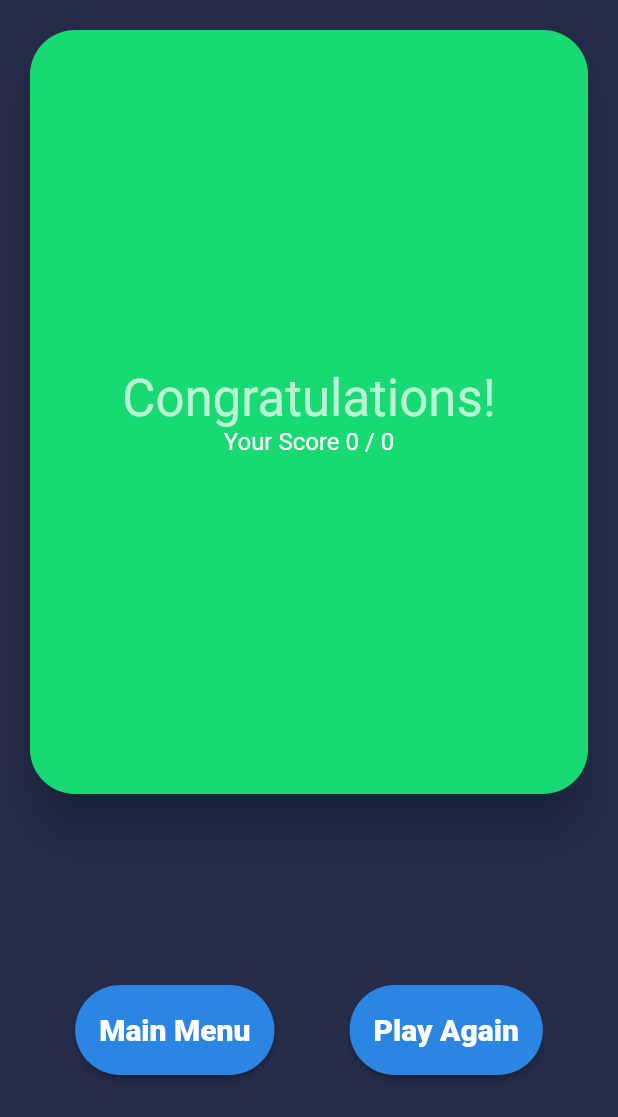
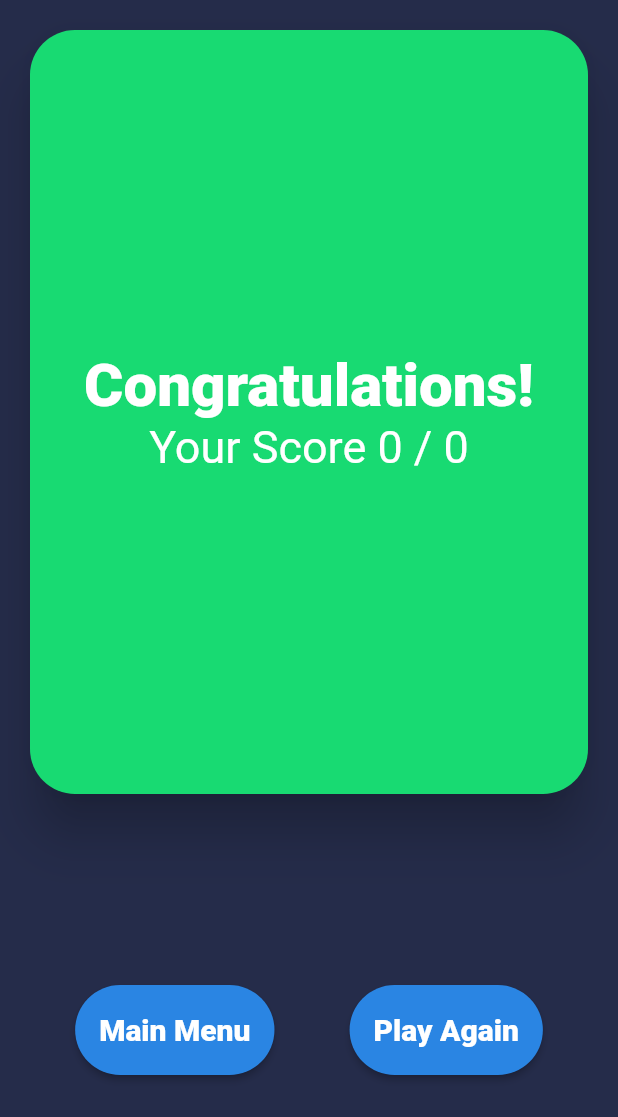
Before and after one commit to jlaskowska/quiz, a Flutter app: the ResultScreen screen opened directly with empty values, on a phone screen of 412 x 824 dp. Shown: the top 1117 px of the screen. Run offline on Flutter 3.47's test engine with Material 2 defaults, Android fonts, the phone set to English and light mode, and no system bars; our stand-ins replace google_fonts, html_unescape; network calls fail; Roboto replaces fonts that are missing (Oxygen).

Commit message:
Updated ScreenRoutes.

```diff
--- a/lib/widgets/result_screen.dart
+++ b/lib/widgets/result_screen.dart
@@ -1,6 +1,8 @@
 import 'package:flutter/material.dart';
 import 'package:quiz/configs/app_colors.dart';
 import 'package:quiz/widgets/button.dart';
+import 'package:quiz/widgets/home_screen.dart';
+import 'package:quiz/widgets/quizz_screen.dart';
 
 class ResultScreen extends StatelessWidget {
   final int numberOfQuestions;
@@ -10,7 +12,10 @@ class ResultScreen extends StatelessWidget {
 
   @override
   Widget build(BuildContext context) {
-    return Column(
+    return Scaffold(
+      backgroundColor: Theme.of(context).primaryColor,
+      body: SafeArea(
+        child: Column(
           children: <Widget>[
             Expanded(
               flex: 6,
@@ -27,12 +32,12 @@ class ResultScreen extends StatelessWidget {
                     Center(
                       child: Text(
                         'Congratulations!',
-                    style: Theme.of(context).textTheme.display1,
+                        style: TextStyle(fontSize: 40, fontWeight: FontWeight.w900),
                       ),
                     ),
                     Text(
                       'Your Score $numberOfCorrectAnswers / $numberOfQuestions',
-                  style: Theme.of(context).textTheme.subhead,
+                      style: TextStyle(fontSize: 30),
                     ),
                   ],
                 ),
@@ -43,12 +48,32 @@ class ResultScreen extends StatelessWidget {
               child: Row(
                 mainAxisAlignment: MainAxisAlignment.spaceEvenly,
                 children: <Widget>[
-              Button(buttonLabel: 'Main Menu', onPressed: () {}),
-              Button(buttonLabel: 'Play Again', onPressed: () {}),
+                  Button(
+                      buttonLabel: 'Main Menu',
+                      onPressed: () {
+                        Navigator.push(
+                          context,
+                          MaterialPageRoute(
+                            builder: (context) => HomeScreen(),
+                          ),
+                        );
+                      }),
+                  Button(
+                      buttonLabel: 'Play Again',
+                      onPressed: () {
+                        Navigator.push(
+                          context,
+                          MaterialPageRoute(
+                            builder: (context) => QuizzScreen(),
+                          ),
+                        );
+                      }),
                 ],
               ),
             ),
           ],
+        ),
+      ),
     );
   }
 }
```
Also changed, not shown: lib/widgets/home_screen.dart (+8 -5 lines), lib/widgets/quizz_screen.dart (+5 -12 lines). Lines whose indentation alone changed are shown as unchanged.
